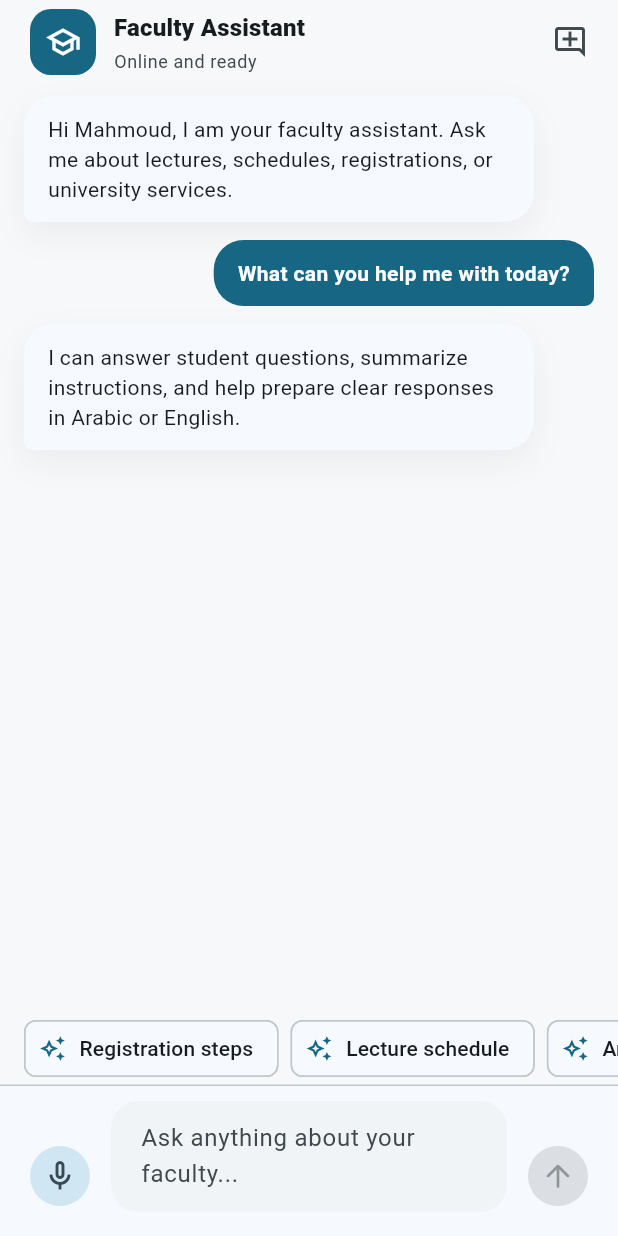
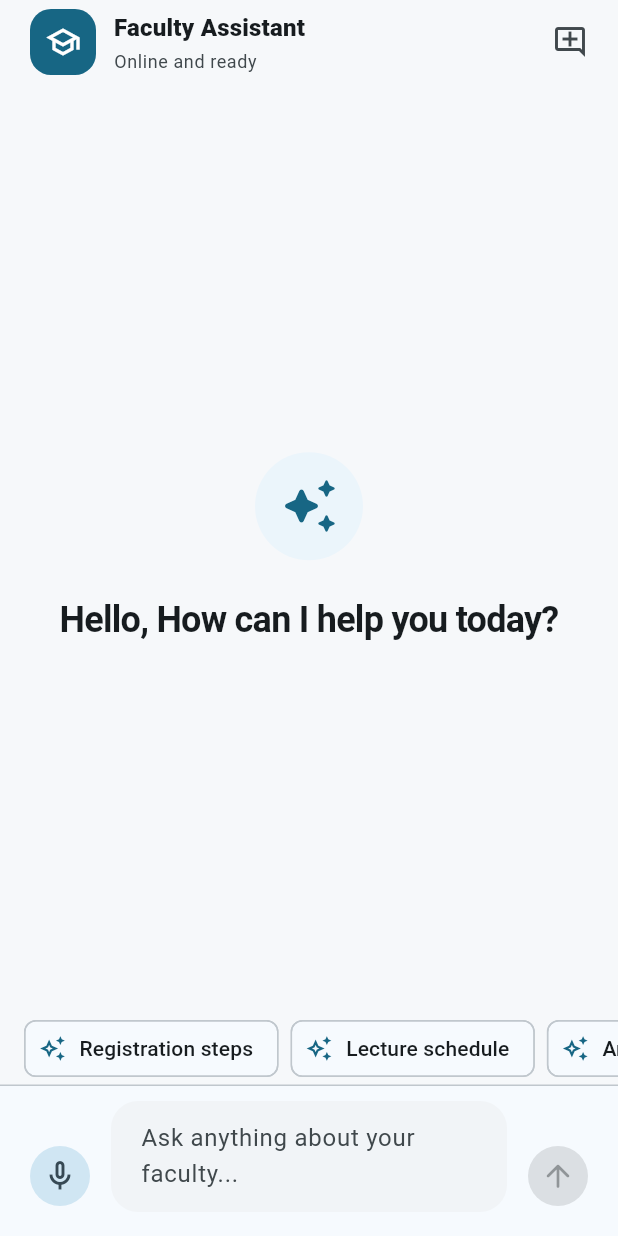
Before and after one commit to Mohamed-Jalab/rag, a Flutter app: the screen it shows after launch, on a phone screen of 412 x 824 dp. Run offline on Flutter 3.47's test engine with Material 3 defaults, Android fonts, the phone set to English and light mode, and no system bars; our stand-ins replace get_it; missing offline and left inert: langchain, langchain_google, sherpa_onnx; project files that could hold a hidden picture were left out.

Commit message:
merge all files in one file

```diff
--- a/lib/injection.dart
+++ b/lib/injection.dart
@@ -1,7 +1,14 @@
 import 'package:get_it/get_it.dart';
+import 'package:langchain/langchain.dart';
+import 'package:langchain_google/langchain_google.dart';
+
+import 'secrets.dart';
 
 GetIt sl = GetIt.I;
 
 Future<void> init() async {
-
+  final vectorStore = MemoryVectorStore(
+    embeddings: GoogleGenerativeAIEmbeddings(apiKey: Secrets.geminiApiKey),
+  );
+  sl.registerLazySingleton(() => vectorStore);
 }
--- a/lib/main.dart
+++ b/lib/main.dart
@@ -8,8 +8,6 @@ void main() async {
   await init();
   runApp(const ChatBotApp());
 }
-
-
 
 class ChatBotApp extends StatelessWidget {
   const ChatBotApp({super.key});
@@ -51,15 +49,7 @@ class ChatScreen extends StatefulWidget {
 class _ChatScreenState extends State<ChatScreen> {
   final _messageController = TextEditingController();
   final _scrollController = ScrollController();
-  final List<ChatMessage> _messages = [
-    ChatMessage.assistant(
-      'Hi Mahmoud, I am your faculty assistant. Ask me about lectures, schedules, registrations, or university services.',
-    ),
-    ChatMessage.user('What can you help me with today?'),
-    ChatMessage.assistant(
-      'I can answer student questions, summarize instructions, and help prepare clear responses in Arabic or English.',
-    ),
-  ];
+  final List<ChatMessage> _messages = [];
 
   bool _isComposing = false;
   final bool _isGenerating = false;
@@ -162,6 +152,7 @@ class _ChatScreenState extends State<ChatScreen> {
 
   @override
   Widget build(BuildContext context) {
+    ThemeData theme = Theme.of(context);
     return Scaffold(
       appBar: AppBar(
         titleSpacing: 20,
@@ -191,28 +182,45 @@ class _ChatScreenState extends State<ChatScreen> {
         child: Column(
           children: [
             Expanded(
-              child: CustomScrollView(
-                controller: _scrollController,
-                slivers: [
-                  SliverPadding(
-                    padding: const EdgeInsets.fromLTRB(16, 8, 16, 12),
-                    sliver: SliverList.separated(
+              child: _messages.isEmpty
+                  ? Center(
+                      child: Column(
+                        mainAxisAlignment: MainAxisAlignment.center,
+                        children: [
+                          Container(
+                            padding: const EdgeInsets.all(16),
+                            decoration: BoxDecoration(
+                              color: theme.colorScheme.primaryContainer
+                                  .withValues(alpha: 0.2),
+                              shape: BoxShape.circle,
+                            ),
+                            child: Icon(
+                              Icons.auto_awesome_rounded,
+                              size: 40,
+                              color: theme.colorScheme.primary,
+                            ),
+                          ),
+                          const SizedBox(height: 24),
+                          Text(
+                            "Hello, How can I help you today?",
+                            textAlign: TextAlign.center,
+                            style: theme.textTheme.headlineSmall?.copyWith(
+                              fontWeight: FontWeight.bold,
+                              color: theme.colorScheme.onSurface,
+                              letterSpacing: -0.5,
+                            ),
+                          ),
+                        ],
+                      ),
+                    )
+                  : ListView.separated(
+                      padding: const EdgeInsets.fromLTRB(16, 8, 16, 12),
                       itemCount: _messages.length,
                       separatorBuilder: (_, _) => const SizedBox(height: 12),
                       itemBuilder: (context, index) {
                         return MessageBubble(message: _messages[index]);
                       },
                     ),
-                  ),
-                  if (_isGenerating)
-                    const SliverToBoxAdapter(
-                      child: Padding(
-                        padding: EdgeInsets.fromLTRB(16, 0, 16, 12),
-                        child: TypingIndicator(),
-                      ),
-                    ),
-                ],
-              ),
             ),
             QuickPromptBar(
               prompts: const [
--- a/lib/methods.dart
+++ b/lib/methods.dart
@@ -7,6 +7,7 @@ import 'package:langchain_google/langchain_google.dart';
 import 'package:sherpa_onnx/sherpa_onnx.dart';
 
 import 'secrets.dart';
+import 'injection.dart';
 
 Future<String> _copyAssetToTempFile(String assetPath) async {
   final cachedFile = File(
@@ -25,13 +26,7 @@ Future<String> _copyAssetToTempFile(String assetPath) async {
 }
 
 Future<String> rag(String question) async {
-
-  // 1. Create a vector store and add documents to it
-  final vectorStore = MemoryVectorStore(
-    embeddings: GoogleGenerativeAIEmbeddings(apiKey: Secrets.geminiApiKey),
-  );
-
-  await vectorStore.addDocuments(
+  await sl<MemoryVectorStore>().addDocuments(
     documents: [
       Document(pageContent: 'LangChain was created by Harrison'),
       Document(
@@ -40,14 +35,16 @@ Future<String> rag(String question) async {
     ],
   );
 
-  List<double> questionEmbedding = await vectorStore.embeddings.embedQuery(
-    question,
-  );
+  // if the question in english convert it to arabic
 
-  final results = await vectorStore.similaritySearchByVectorWithScores(
-    embedding: questionEmbedding,
-    config: VectorStoreSimilaritySearch(k: 3, scoreThreshold: 0.80),
-  );
+  List<double> questionEmbedding = await sl<MemoryVectorStore>().embeddings
+      .embedQuery(question);
+
+  final results = await sl<MemoryVectorStore>()
+      .similaritySearchByVectorWithScores(
+        embedding: questionEmbedding,
+        config: VectorStoreSimilaritySearch(scoreThreshold: 0.80),
+      );
 
   if (results.isEmpty) {
     return "I don't have enough information to answer that question.";
```
Also changed, not shown: 1 other file.
